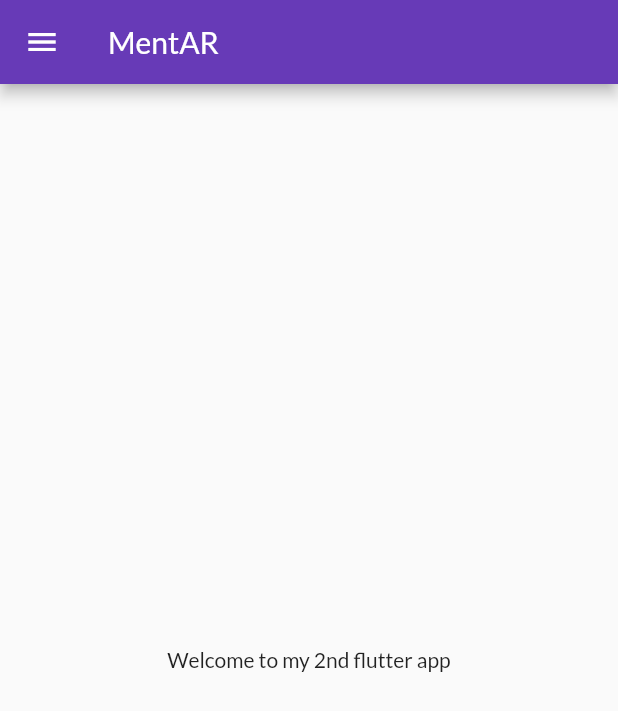
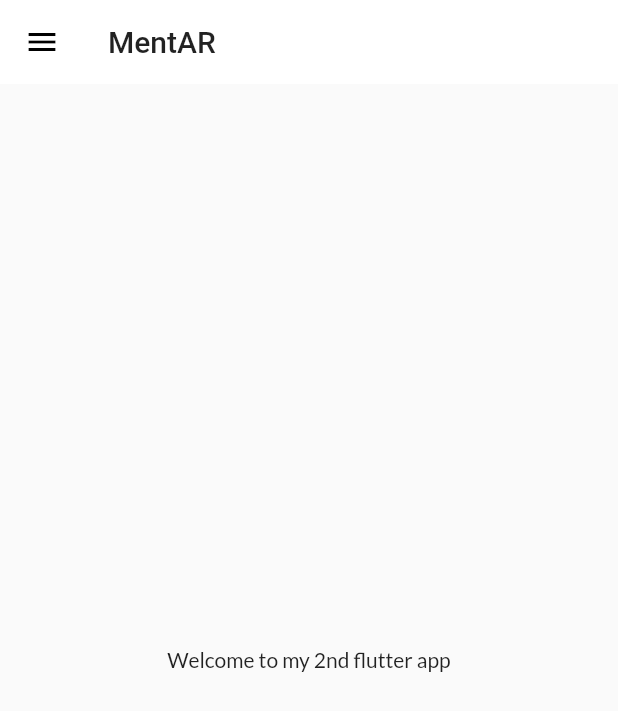
Before and after one commit to nileshgarg0023/30_days_of_flutter, a Flutter app: the screen it shows after launch, on a phone screen of 412 x 824 dp. Shown: the top 711 px of the screen. Run offline on Flutter 3.47's test engine with Material 2 defaults, Android fonts, the phone set to English and light mode, and no system bars; our stand-ins replace google_fonts.

Commit message:
day10 theme extracted

```diff
--- a/lib/widgets/main.dart
+++ b/lib/widgets/main.dart
@@ -1,8 +1,8 @@
 import 'package:flutter/material.dart';
 // import 'package:helloflutter/pages/home_page.dart';
 import 'package:helloflutter/pages/login_page.dart';
-import 'package:google_fonts/google_fonts.dart';
 import 'package:helloflutter/utils/routes.dart';
+import 'package:helloflutter/widgets/themes.dart';
 
 import '../pages/home_page.dart';
 
@@ -16,10 +16,8 @@ class MyApp extends StatelessWidget {
     return MaterialApp(
         // home: HomePage(),
         themeMode: ThemeMode.light,
-        theme: ThemeData(
-            primarySwatch: Colors.deepPurple,
-            fontFamily: GoogleFonts.lato().fontFamily),
-        darkTheme: ThemeData(brightness: Brightness.dark),
+        theme: MyTheme.lightTheme(context),
+        darkTheme: MyTheme.darkTheme(context),
         debugShowCheckedModeBanner: false,
         initialRoute: MyRoutes.homeRoute,
         routes: {
@@ -29,3 +27,5 @@ class MyApp extends StatelessWidget {
         });
   }
 }
+
+// https://youtu.be/j-LOab_PzzU?t=11594
--- /dev/null
+++ b/lib/widgets/themes.dart
@@ -0,0 +1,16 @@
+import 'package:flutter/material.dart';
+import 'package:google_fonts/google_fonts.dart';
+
+class MyTheme {
+  static ThemeData lightTheme(BuildContext context) => ThemeData(
+      primarySwatch: Colors.deepPurple,
+      fontFamily: GoogleFonts.lato().fontFamily,
+      appBarTheme: AppBarTheme(
+          color: Colors.white,
+          elevation: 0.0,
+          iconTheme: IconThemeData(color: Colors.black),
+          textTheme: Theme.of(context).textTheme));
+
+  static ThemeData darkTheme(BuildContext context) =>
+      ThemeData(brightness: Brightness.dark);
+}
```
